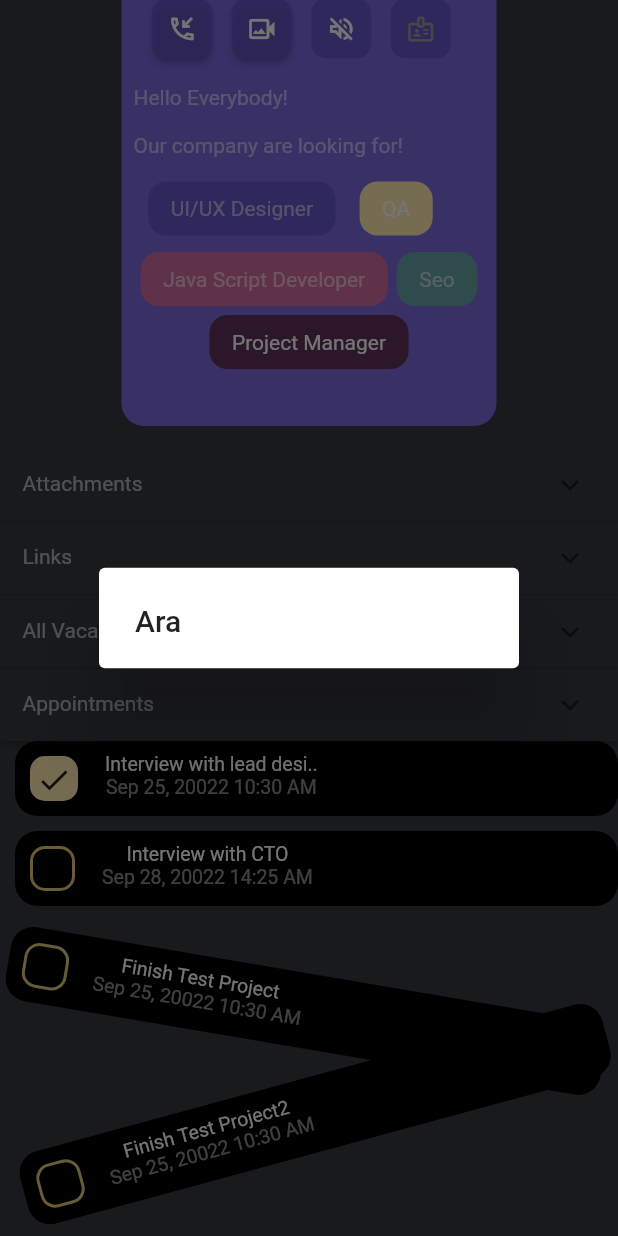
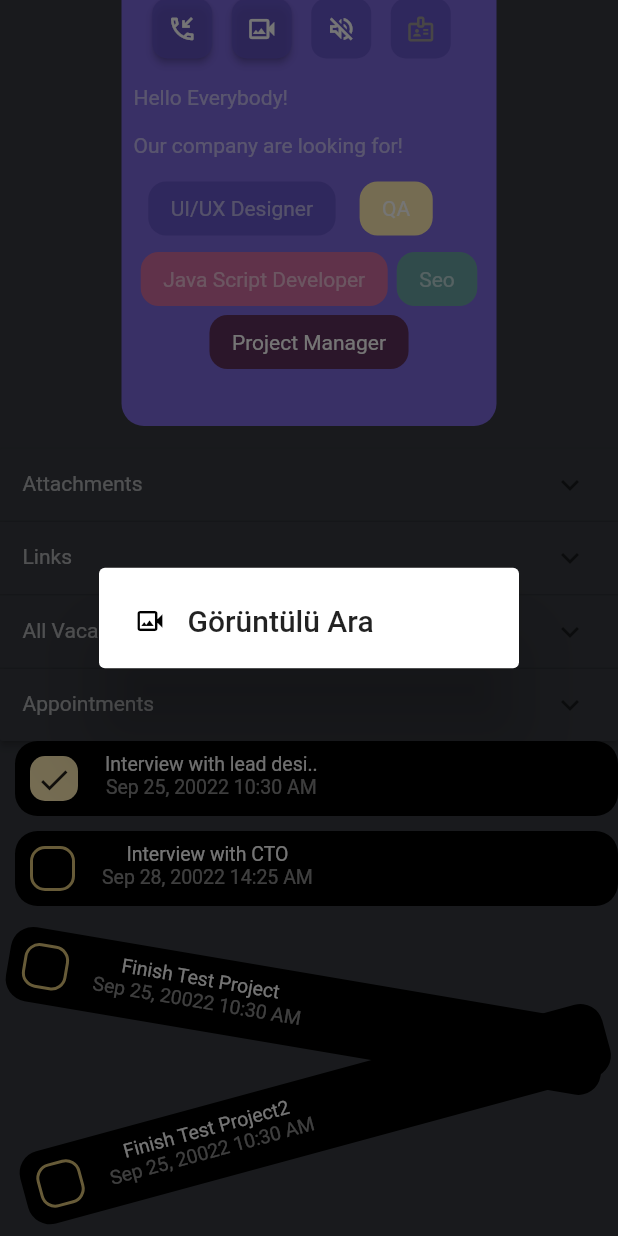
Before and after one commit to keyvanarasteh/SoloQ, a Flutter app: the ChatInfoScreen screen opened directly, scrolled down 81 dp, after a tap on the "video camera back" icon, on a phone screen of 412 x 824 dp. Run offline on Flutter 3.47's test engine with Material 2 defaults, Android fonts, the phone set to English and light mode, and no system bars; our stand-ins replace chat_bubbles.

Commit message:
alert dialog upgrade

```diff
--- a/lib/screens/discord/chat_info_screen.dart
+++ b/lib/screens/discord/chat_info_screen.dart
@@ -23,7 +23,19 @@ class _ChatInfoScreenState extends State<ChatInfoScreen> {
     showDialog(
         context: context,
         builder: (_) => AlertDialog(
-              title: Text("Ara"),
+              title: Row(
+                children: [
+                  Icon(
+                    Icons.phone_callback_outlined,
+                    color: Colors.black,
+                    size: 20,
+                  ),
+                  SizedBox(
+                    width: 15,
+                  ),
+                  Text("Ara"),
+                ],
+              ),
             ));
   }
 
@@ -32,7 +44,19 @@ class _ChatInfoScreenState extends State<ChatInfoScreen> {
     showDialog(
         context: context,
         builder: (_) => AlertDialog(
-              title: Text("Görüntülü Ara"),
+              title: Row(
+                children: [
+                  Icon(
+                    Icons.video_camera_back_outlined,
+                    color: Colors.black,
+                    size: 20,
+                  ),
+                  SizedBox(
+                    width: 15,
+                  ),
+                  Text("Görüntülü Ara"),
+                ],
+              ),
             ));
   }
 
@@ -118,7 +142,7 @@ class _ChatInfoScreenState extends State<ChatInfoScreen> {
                           width: 40,
                           child: ElevatedButton(
                             onPressed: () {
-                              call_phone();
+                              video_chat();
                             },
                             style: ElevatedButton.styleFrom(
                               backgroundColor: Color.fromARGB(198, 97, 82, 196),
```
